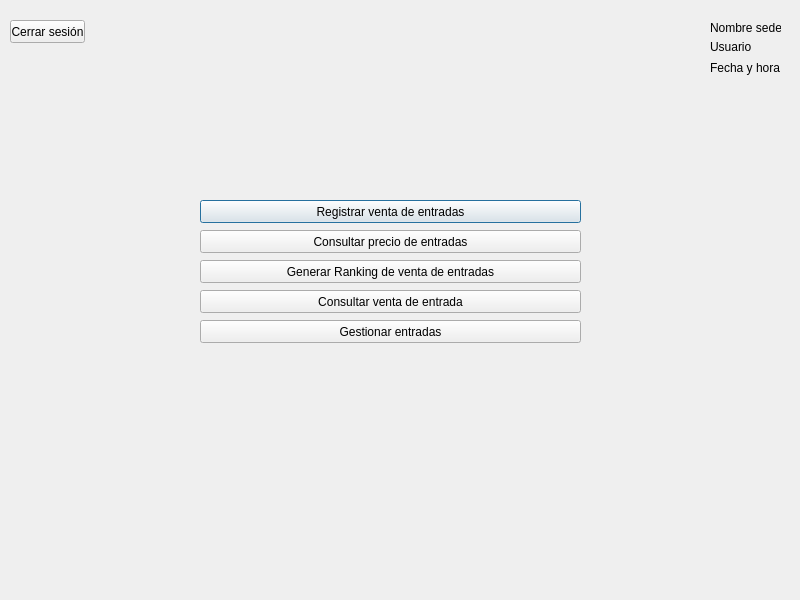
This is Interfaz/Interfaz2.ui in Proyecto-PAV/ProyectoDSI as Qt 5 draws it before an edit. The edited form follows.
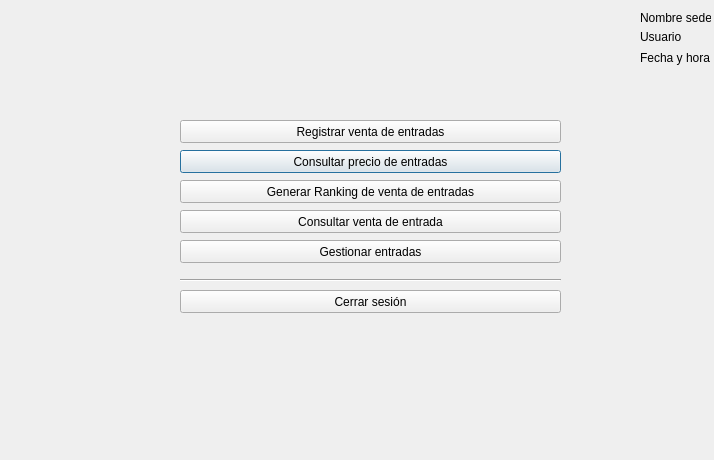
This is the edited form.

Diff of the .ui file:
```diff
--- a/Interfaz/Interfaz2.ui
+++ b/Interfaz/Interfaz2.ui
@@ -6,18 +6,83 @@
    <rect>
     <x>0</x>
     <y>0</y>
-    <width>800</width>
-    <height>600</height>
+    <width>714</width>
+    <height>460</height>
    </rect>
   </property>
   <property name="windowTitle">
    <string>Dialog</string>
   </property>
+  <widget class="QPushButton" name="pushButton_2">
+   <property name="geometry">
+    <rect>
+     <x>180</x>
+     <y>150</y>
+     <width>381</width>
+     <height>23</height>
+    </rect>
+   </property>
+   <property name="text">
+    <string>Consultar precio de entradas</string>
+   </property>
+  </widget>
+  <widget class="QPushButton" name="pushButton_4">
+   <property name="geometry">
+    <rect>
+     <x>180</x>
+     <y>210</y>
+     <width>381</width>
+     <height>23</height>
+    </rect>
+   </property>
+   <property name="text">
+    <string>Consultar venta de entrada</string>
+   </property>
+  </widget>
+  <widget class="QPushButton" name="pushButton_3">
+   <property name="geometry">
+    <rect>
+     <x>180</x>
+     <y>180</y>
+     <width>381</width>
+     <height>23</height>
+    </rect>
+   </property>
+   <property name="text">
+    <string>Generar Ranking de venta de entradas</string>
+   </property>
+  </widget>
+  <widget class="QPushButton" name="pushButton_8">
+   <property name="geometry">
+    <rect>
+     <x>180</x>
+     <y>240</y>
+     <width>381</width>
+     <height>23</height>
+    </rect>
+   </property>
+   <property name="text">
+    <string>Gestionar entradas</string>
+   </property>
+  </widget>
+  <widget class="QPushButton" name="pushButton">
+   <property name="geometry">
+    <rect>
+     <x>180</x>
+     <y>120</y>
+     <width>381</width>
+     <height>23</height>
+    </rect>
+   </property>
+   <property name="text">
+    <string>Registrar venta de entradas</string>
+   </property>
+  </widget>
   <widget class="QLabel" name="label_2">
    <property name="geometry">
     <rect>
-     <x>710</x>
-     <y>40</y>
+     <x>640</x>
+     <y>30</y>
      <width>47</width>
      <height>13</height>
     </rect>
@@ -26,37 +91,11 @@
     <string>Usuario</string>
    </property>
   </widget>
-  <widget class="QPushButton" name="pushButton">
-   <property name="geometry">
-    <rect>
-     <x>200</x>
-     <y>200</y>
-     <width>381</width>
-     <height>23</height>
-    </rect>
-   </property>
-   <property name="text">
-    <string>Registrar venta de entradas</string>
-   </property>
-  </widget>
-  <widget class="QPushButton" name="pushButton_8">
-   <property name="geometry">
-    <rect>
-     <x>200</x>
-     <y>320</y>
-     <width>381</width>
-     <height>23</height>
-    </rect>
-   </property>
-   <property name="text">
-    <string>Gestionar entradas</string>
-   </property>
-  </widget>
   <widget class="QLabel" name="label">
    <property name="geometry">
     <rect>
-     <x>710</x>
-     <y>20</y>
+     <x>640</x>
+     <y>10</y>
      <width>71</width>
      <height>16</height>
     </rect>
@@ -65,63 +104,11 @@
     <string>Nombre sede</string>
    </property>
   </widget>
-  <widget class="QPushButton" name="pushButton_2">
-   <property name="geometry">
-    <rect>
-     <x>200</x>
-     <y>230</y>
-     <width>381</width>
-     <height>23</height>
-    </rect>
-   </property>
-   <property name="text">
-    <string>Consultar precio de entradas</string>
-   </property>
-  </widget>
-  <widget class="QPushButton" name="pushButton_3">
-   <property name="geometry">
-    <rect>
-     <x>200</x>
-     <y>260</y>
-     <width>381</width>
-     <height>23</height>
-    </rect>
-   </property>
-   <property name="text">
-    <string>Generar Ranking de venta de entradas</string>
-   </property>
-  </widget>
-  <widget class="QPushButton" name="pushButton_5">
-   <property name="geometry">
-    <rect>
-     <x>10</x>
-     <y>20</y>
-     <width>75</width>
-     <height>23</height>
-    </rect>
-   </property>
-   <property name="text">
-    <string>Cerrar sesión</string>
-   </property>
-  </widget>
-  <widget class="QPushButton" name="pushButton_4">
-   <property name="geometry">
-    <rect>
-     <x>200</x>
-     <y>290</y>
-     <width>381</width>
-     <height>23</height>
-    </rect>
-   </property>
-   <property name="text">
-    <string>Consultar venta de entrada</string>
-   </property>
-  </widget>
   <widget class="QLabel" name="label_3">
    <property name="geometry">
     <rect>
-     <x>710</x>
-     <y>60</y>
+     <x>640</x>
+     <y>50</y>
      <width>71</width>
      <height>16</height>
     </rect>
@@ -130,6 +117,32 @@
     <string>Fecha y hora</string>
    </property>
   </widget>
+  <widget class="QPushButton" name="pushButton_5">
+   <property name="geometry">
+    <rect>
+     <x>180</x>
+     <y>290</y>
+     <width>381</width>
+     <height>23</height>
+    </rect>
+   </property>
+   <property name="text">
+    <string>Cerrar sesión</string>
+   </property>
+  </widget>
+  <widget class="Line" name="line">
+   <property name="geometry">
+    <rect>
+     <x>180</x>
+     <y>270</y>
+     <width>381</width>
+     <height>20</height>
+    </rect>
+   </property>
+   <property name="orientation">
+    <enum>Qt::Horizontal</enum>
+   </property>
+  </widget>
  </widget>
  <resources/>
  <connections/>
```
Left out of the diff: 19 changed lines with no effect on the pictures.
